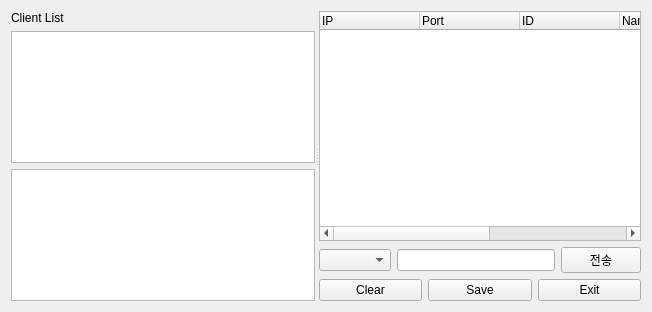
YJinPort/Qt_project, file serverside.ui: the form before one commit.
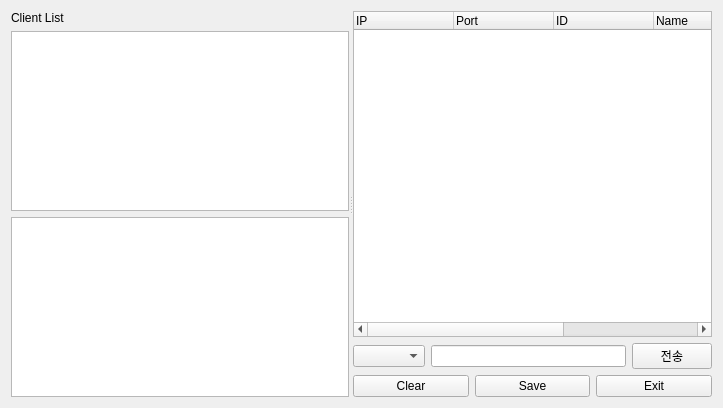
The form after the commit.

What changed in the file:
```diff
--- a/serverside.ui
+++ b/serverside.ui
@@ -6,8 +6,8 @@
    <rect>
     <x>0</x>
     <y>0</y>
-    <width>652</width>
-    <height>312</height>
+    <width>723</width>
+    <height>408</height>
    </rect>
   </property>
   <property name="windowTitle">
@@ -41,7 +41,7 @@
          </property>
          <column>
           <property name="text">
-           <string>Status</string>
+           <string>Image</string>
           </property>
          </column>
          <column>
@@ -49,6 +49,11 @@
            <string>Name</string>
           </property>
          </column>
+         <column>
+          <property name="text">
+           <string>Status</string>
+          </property>
+         </column>
         </widget>
        </item>
        <item>
@@ -64,7 +69,7 @@
          </property>
          <column>
           <property name="text">
-           <string>Status</string>
+           <string>Image</string>
           </property>
          </column>
          <column>
@@ -72,6 +77,11 @@
            <string>Name</string>
           </property>
          </column>
+         <column>
+          <property name="text">
+           <string>Status</string>
+          </property>
+         </column>
         </widget>
        </item>
        <item>
@@ -79,7 +89,7 @@
        </item>
       </layout>
      </widget>
-     <widget class="QWidget" name="">
+     <widget class="QWidget" name="layoutWidget">
       <layout class="QVBoxLayout" name="verticalLayout">
        <item>
         <widget class="QTreeWidget" name="messageTreeWidget">
```
